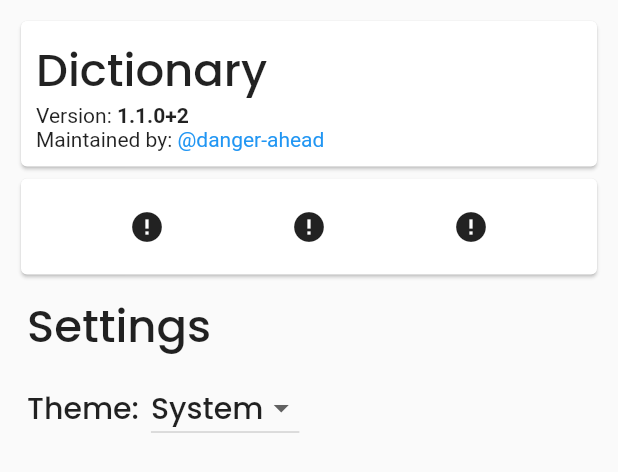
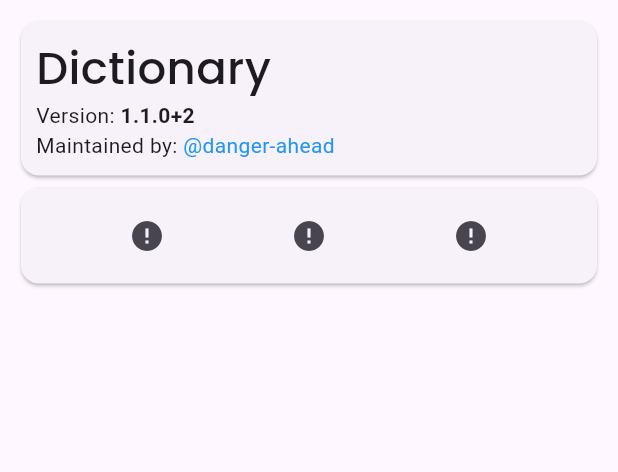
Before and after one commit to danger-ahead/flutter_dictionary, a Flutter app: the AboutView widget shown alone on an empty page, opened directly, on a phone screen of 412 x 824 dp. Shown: the top 472 px of the screen. Run offline on Flutter 3.47's test engine with Material 2 defaults, Android fonts, the phone set to English and light mode, and no system bars; drawn by our look-alikes of cached_network_image; our stand-ins replace audioplayers, flutter_riverpod, fluttertoast, google_fonts, package_info_plus, share_plus and 1 more; accounts and stored records are empty; network calls fail.

Commit message:
Changes made according to request

```diff
--- a/lib/main.dart
+++ b/lib/main.dart
@@ -20,11 +20,8 @@ class MyApp extends StatelessWidget {
 
       return MaterialApp(
         debugShowCheckedModeBanner: false,
-        // theme: themeColor,
-        // ThemeData(useMaterial3: true,),
-
-        theme: ThemeData.light(),
-        darkTheme: ThemeData.dark(),
+        theme: ThemeData.light(useMaterial3: true,),
+        darkTheme: ThemeData.dark(useMaterial3: true),
         themeMode: themeColor,
         initialRoute: StringConstants.homeRoute,
         routes: {
--- a/lib/providers.dart
+++ b/lib/providers.dart
@@ -2,7 +2,6 @@ import 'package:flutter_dictionary/controllers/custom_drop_down_controller.dart'
 import 'package:flutter_dictionary/controllers/fetch_words_repository_controller.dart';
 import 'package:flutter_dictionary/controllers/package_info_repository_controller.dart';
 import 'package:flutter_dictionary/controllers/primary_view_controller.dart';
-import 'package:flutter_dictionary/controllers/tab_controller.dart';
 import 'package:flutter_dictionary/controllers/random_words_repository_controller.dart';
 import 'package:flutter_dictionary/controllers/words_repository_controller.dart';
 import 'package:flutter_riverpod/flutter_riverpod.dart';
--- a/lib/ui/components/home/about_view.dart
+++ b/lib/ui/components/home/about_view.dart
@@ -6,7 +6,6 @@ import 'package:flutter_dictionary/widgets/cached_net_image.dart';
 import 'package:flutter_riverpod/flutter_riverpod.dart';
 import 'package:google_fonts/google_fonts.dart';
 import 'package:url_launcher/url_launcher.dart';
-import 'package:flutter_dictionary/themeprovider.dart';
 
 class AboutView extends StatefulWidget {
   @override
@@ -18,18 +17,6 @@ class _AboutViewState extends State<AboutView> {
   @override
   Widget build(BuildContext context) {
     return Consumer(builder: (context, ref, _) {
-      void _setDark(BuildContext context) {
-        ref.read(themeProvider).setDark();
-      }
-
-      void _setLight(BuildContext context) {
-        ref.read(themeProvider).setLight();
-      }
-
-       void _setSystem(BuildContext context) {
-        ref.read(themeProvider).setSystem();
-      }
-
       return Padding(
         padding: const EdgeInsets.all(10.0),
         child: Column(
@@ -142,68 +129,6 @@ class _AboutViewState extends State<AboutView> {
                 ],
               ),
             ),
-            Container(
-              alignment: Alignment.centerLeft,
-              padding: const EdgeInsets.all(8.0),
-              child: Text(
-                "Settings",
-                style: GoogleFonts.poppins(
-                  fontSize: 30.0,
-                  fontWeight: FontWeight.w500,
-                ),
-              ),
-            ),
-            Row(
-              children: [
-                Padding(
-                  padding: const EdgeInsets.only(right: 8.0, left: 8.0),
-                  child: Text(
-                    "Theme:",
-                    style: GoogleFonts.poppins(
-                      fontSize: 20.0,
-                      fontWeight: FontWeight.w500,
-                    ),
-                  ),
-                ),
-                DropdownButton<String>(
-                  value: dropdownValue,
-                  items: <String>['System', 'Light', 'Dark']
-                      .map<DropdownMenuItem<String>>((String value) {
-                    return DropdownMenuItem<String>(
-                      value: value,
-                      child: Text(
-                        value,
-                        style: GoogleFonts.poppins(
-                          fontSize: 20.0,
-                          fontWeight: FontWeight.w500,
-                        ),
-                      ),
-                    );
-                  }).toList(),
-                  onChanged: (String? newValue) {
-                    if (newValue == 'System') {
-                      setState(() {
-                        dropdownValue = newValue!;
-                        _setSystem(context);
-
-                      });
-                    }
-                    if (newValue == 'Light') {
-                      setState(() {
-                        dropdownValue = newValue!;
-                        _setLight(context);
-                      });
-                    }
-                    if (newValue == 'Dark') {
-                      setState(() {
-                        dropdownValue = newValue!;
-                        _setDark(context);
-                      });
-                    }
-                  },
-                ),
-              ],
-            ),
           ],
         ),
       );
--- a/pubspec.yaml
+++ b/pubspec.yaml
@@ -23,6 +23,8 @@ dependencies:
   audioplayers: ^5.0.0
   uuid: ^3.0.7
   package_info_plus: ^4.1.0
+  fluttertoast: ^8.1.1
+
 
 dev_dependencies:
   flutter_test:
```
Also changed, not shown: lib/themeprovider.dart (+24 -19 lines), lib/ui/home.dart (+28 -0 lines), pubspec.lock, 1 other file.
